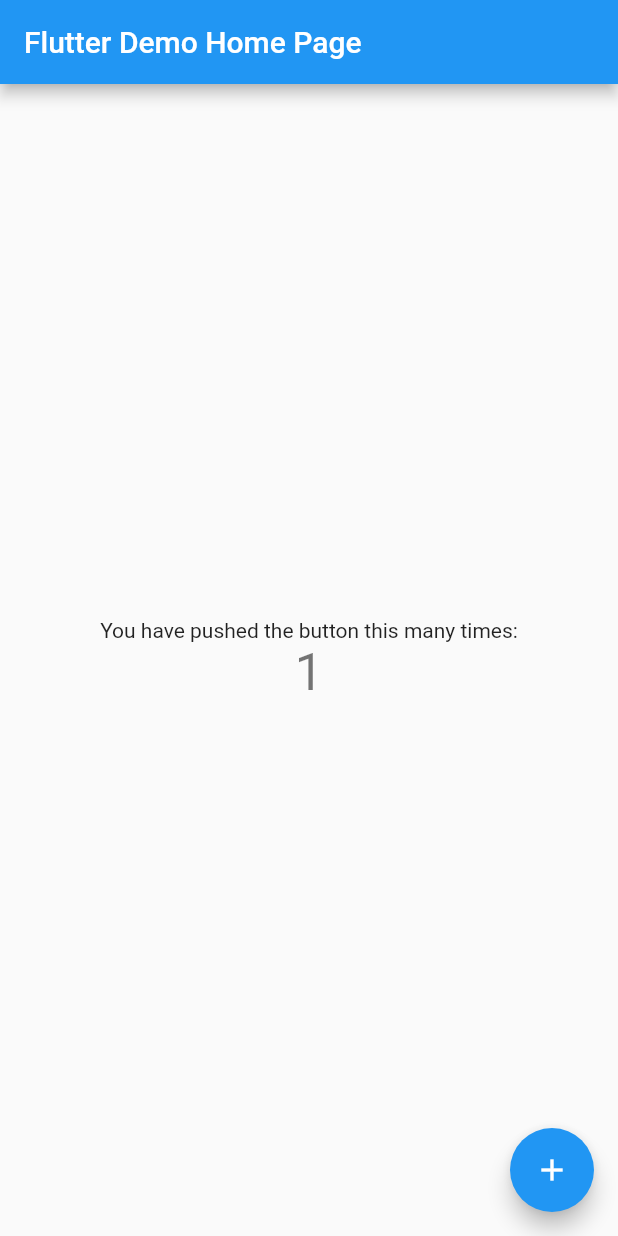
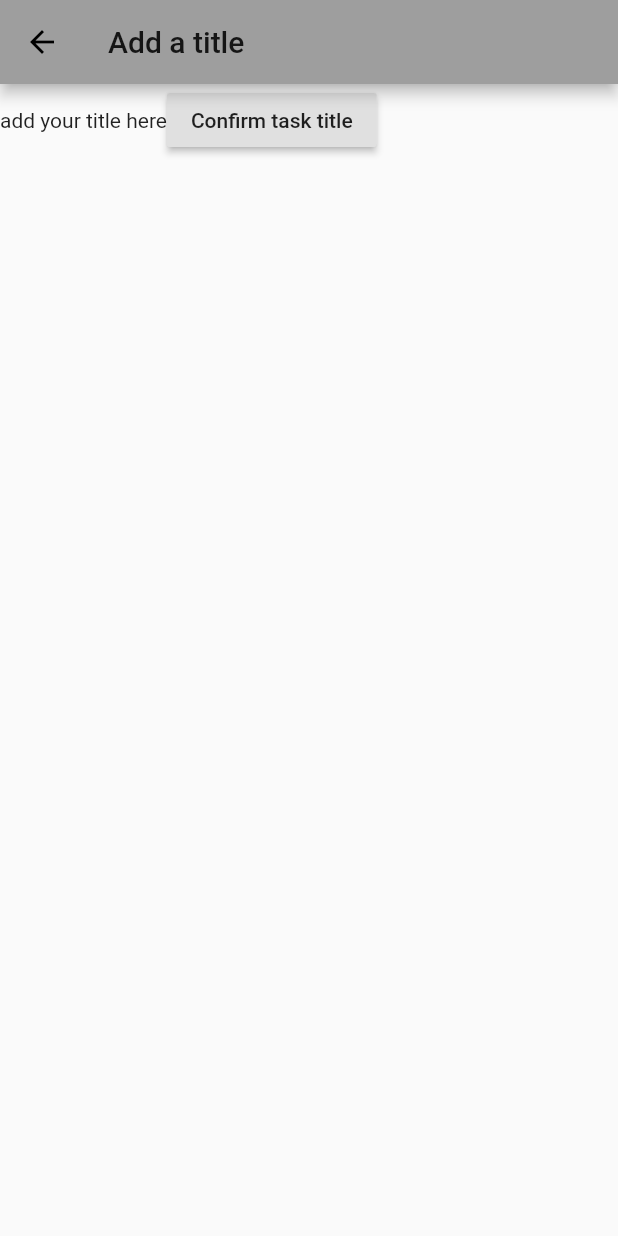
Before and after one commit to charnon1/commit_to_self_flutter, a Flutter app: the screen it shows after launch, after a tap on the "add" icon, on a phone screen of 412 x 824 dp. Run offline on Flutter 3.47's test engine with Material 2 defaults, Android fonts, the phone set to English and light mode, and no system bars.

Commit message:
added basic navigation for all the essential pages

```diff
--- a/lib/main.dart
+++ b/lib/main.dart
@@ -1,4 +1,6 @@
 import 'package:flutter/material.dart';
+
+import './tasktitle.dart';
 
 void main() {
   runApp(MyApp());
@@ -9,39 +11,18 @@ class MyApp extends StatelessWidget {
   @override
   Widget build(BuildContext context) {
     return MaterialApp(
-      title: 'Flutter Demo',
+      title: 'Commit To Self',
       theme: ThemeData(
-        // This is the theme of your application.
-        //
-        // Try running your application with "flutter run". You'll see the
-        // application has a blue toolbar. Then, without quitting the app, try
-        // changing the primarySwatch below to Colors.green and then invoke
-        // "hot reload" (press "r" in the console where you ran "flutter run",
-        // or simply save your changes to "hot reload" in a Flutter IDE).
-        // Notice that the counter didn't reset back to zero; the application
-        // is not restarted.
-        primarySwatch: Colors.blue,
-        // This makes the visual density adapt to the platform that you run
-        // the app on. For desktop platforms, the controls will be smaller and
-        // closer together (more dense) than on mobile platforms.
+        primarySwatch: Colors.grey,
         visualDensity: VisualDensity.adaptivePlatformDensity,
       ),
-      home: MyHomePage(title: 'Flutter Demo Home Page'),
+      home: MyHomePage(title: 'Commit To Self'),
     );
   }
 }
 
 class MyHomePage extends StatefulWidget {
   MyHomePage({Key key, this.title}) : super(key: key);
-
-  // This widget is the home page of your application. It is stateful, meaning
-  // that it has a State object (defined below) that contains fields that affect
-  // how it looks.
-
-  // This class is the configuration for the state. It holds the values (in this
-  // case the title) provided by the parent (in this case the App widget) and
-  // used by the build method of the State. Fields in a Widget subclass are
-  // always marked "final".
 
   final String title;
 
@@ -50,68 +31,25 @@ class MyHomePage extends StatefulWidget {
 }
 
 class _MyHomePageState extends State<MyHomePage> {
-  int _counter = 0;
-
-  void _incrementCounter() {
-    setState(() {
-      // This call to setState tells the Flutter framework that something has
-      // changed in this State, which causes it to rerun the build method below
-      // so that the display can reflect the updated values. If we changed
-      // _counter without calling setState(), then the build method would not be
-      // called again, and so nothing would appear to happen.
-      _counter++;
-    });
-  }
 
   @override
   Widget build(BuildContext context) {
-    // This method is rerun every time setState is called, for instance as done
-    // by the _incrementCounter method above.
-    //
-    // The Flutter framework has been optimized to make rerunning build methods
-    // fast, so that you can just rebuild anything that needs updating rather
-    // than having to individually change instances of widgets.
+
     return Scaffold(
       appBar: AppBar(
-        // Here we take the value from the MyHomePage object that was created by
-        // the App.build method, and use it to set our appbar title.
         title: Text(widget.title),
       ),
-      body: Center(
-        // Center is a layout widget. It takes a single child and positions it
-        // in the middle of the parent.
-        child: Column(
-          // Column is also a layout widget. It takes a list of children and
-          // arranges them vertically. By default, it sizes itself to fit its
-          // children horizontally, and tries to be as tall as its parent.
-          //
-          // Invoke "debug painting" (press "p" in the console, choose the
-          // "Toggle Debug Paint" action from the Flutter Inspector in Android
-          // Studio, or the "Toggle Debug Paint" command in Visual Studio Code)
-          // to see the wireframe for each widget.
-          //
-          // Column has various properties to control how it sizes itself and
-          // how it positions its children. Here we use mainAxisAlignment to
-          // center the children vertically; the main axis here is the vertical
-          // axis because Columns are vertical (the cross axis would be
-          // horizontal).
-          mainAxisAlignment: MainAxisAlignment.center,
-          children: <Widget>[
-            Text(
-              'You have pushed the button this many times:',
-            ),
-            Text(
-              '$_counter',
-              style: Theme.of(context).textTheme.headline4,
-            ),
-          ],
-        ),
+      body: Text("Hello"),
+      floatingActionButton: FloatingActionButton(
+        onPressed: () {
+          Navigator.push(
+            context,
+            MaterialPageRoute(builder: (context) => TaskTitle()),
+          );
+        },
+        tooltip: 'Add task',
+        child: Icon(Icons.add),
       ),
-      floatingActionButton: FloatingActionButton(
-        onPressed: _incrementCounter,
-        tooltip: 'Increment',
-        child: Icon(Icons.add),
-      ), // This trailing comma makes auto-formatting nicer for build methods.
     );
   }
 }
--- /dev/null
+++ b/lib/tasktitle.dart
@@ -0,0 +1,30 @@
+import 'package:flutter/material.dart';
+
+import './taskdescription.dart';
+
+class TaskTitle extends StatelessWidget {
+
+  @override
+  Widget build(BuildContext context) {
+
+    return Scaffold(
+      appBar: AppBar(
+        title: Text("Add a title"),
+      ),
+      body: Row(
+        children: <Widget>[
+          Text("add your title here"),
+          RaisedButton(
+            onPressed: () {
+              Navigator.push(
+                context,
+                MaterialPageRoute(builder: (context) => TaskDescription()),
+              );
+            },
+            child: Text("Confirm task title"),
+          ),
+        ],
+      ),
+    );
+  }
+}
```
Also changed, not shown: lib/taskamount.dart (added, +30 -0 lines), lib/taskdescription.dart (added, +30 -0 lines), lib/taskduedate.dart (added, +30 -0 lines).
